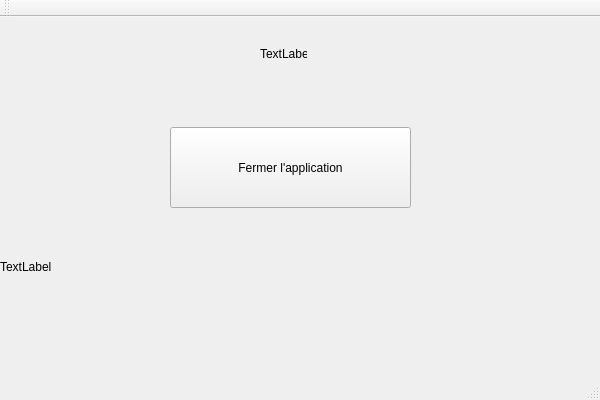
Qt form HeritageEx1.ui (Alex6092/QtWindowExample) before a commit.
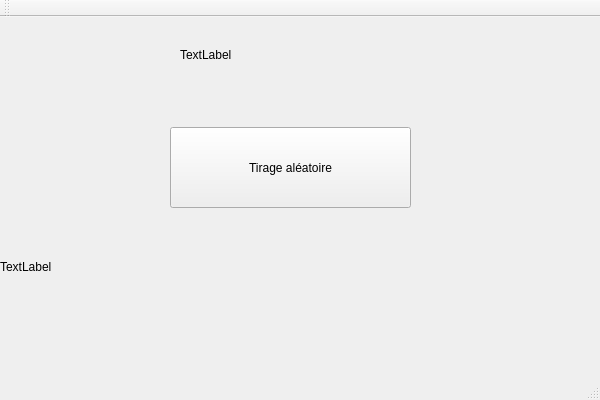
The same form after that commit.

```diff
--- a/HeritageEx1.ui
+++ b/HeritageEx1.ui
@@ -24,16 +24,16 @@
      </rect>
     </property>
     <property name="text">
-     <string>Fermer l'application</string>
+     <string>Tirage aléatoire</string>
     </property>
    </widget>
    <widget class="QLabel" name="scoreDeLabel">
     <property name="geometry">
      <rect>
-      <x>260</x>
+      <x>180</x>
       <y>30</y>
-      <width>47</width>
-      <height>13</height>
+      <width>231</width>
+      <height>16</height>
      </rect>
     </property>
     <property name="text">
```
